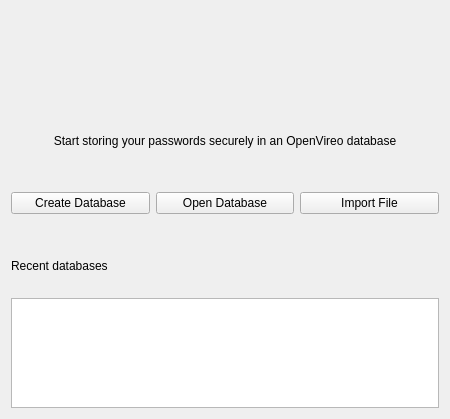
Old version of the form src/gui/WelcomeWidget.ui in the repository OpenVireo/openvireo.
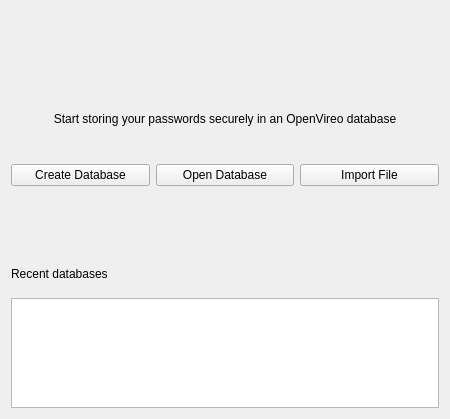
New version of the form. Custom widgets are drawn as their Qt base class.

Commit message:
Link back to signing in from the welcome screen
Without an account signed in, the welcome screen offers "Sign in or
create an account", which opens the start screen.

```diff
--- a/src/gui/WelcomeWidget.ui
+++ b/src/gui/WelcomeWidget.ui
@@ -144,6 +144,19 @@
      </item>
     </layout>
    </item>
+   <item>
+    <widget class="QLabel" name="signInLink">
+     <property name="alignment">
+      <set>Qt::AlignCenter</set>
+     </property>
+     <property name="textFormat">
+      <enum>Qt::RichText</enum>
+     </property>
+     <property name="textInteractionFlags">
+      <set>Qt::LinksAccessibleByKeyboard|Qt::LinksAccessibleByMouse</set>
+     </property>
+    </widget>
+   </item>
    <item>
     <spacer name="verticalSpacer_2">
      <property name="orientation">
```
The commit also changes 4 other files.
